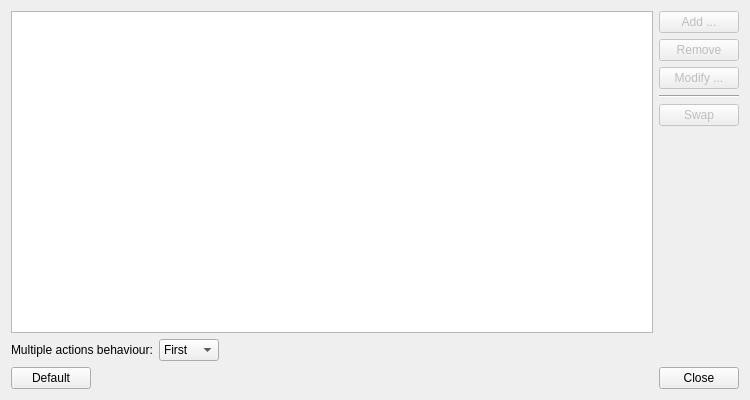
Qt form config/main_window.ui (lxqt/lxqt-globalkeys) before a commit.
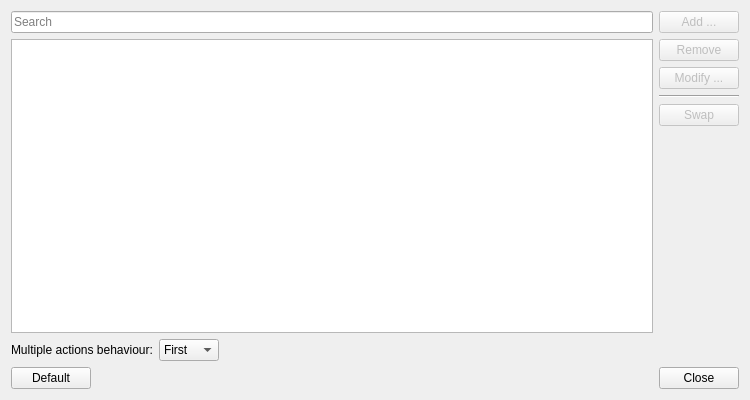
The same form after that commit.

Commit message:
filter shortcuts view by a string term (#226)
* filter shortcuts view by a string term

* replace regex filter with simple fixed string filter

* display clear button in search field

What changed in the file:
```diff
--- a/config/main_window.ui
+++ b/config/main_window.ui
@@ -17,6 +17,18 @@
    <item>
     <layout class="QHBoxLayout" name="horizontalLayout_2">
      <item>
+      <layout class="QVBoxLayout" name="verticalLayout_3">
+       <item>
+        <widget class="QLineEdit" name="filter_LE">
+         <property name="placeholderText">
+          <string>Search</string>
+         </property>
+         <property name="clearButtonEnabled">
+          <bool>true</bool>
+         </property>
+        </widget>
+       </item>
+       <item>
       <widget class="QTableView" name="actions_TV">
        <property name="editTriggers">
         <set>QAbstractItemView::DoubleClicked|QAbstractItemView::EditKeyPressed</set>
@@ -43,6 +55,8 @@
         <bool>false</bool>
        </attribute>
       </widget>
+       </item>
+      </layout>
      </item>
      <item>
       <layout class="QVBoxLayout" name="verticalLayout">
```
Lines whose indentation alone changed are shown as unchanged. The commit also changes 1 other file.
